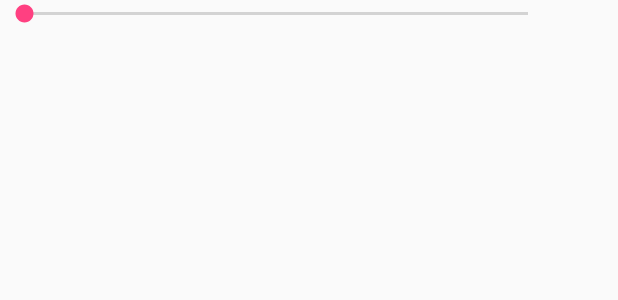
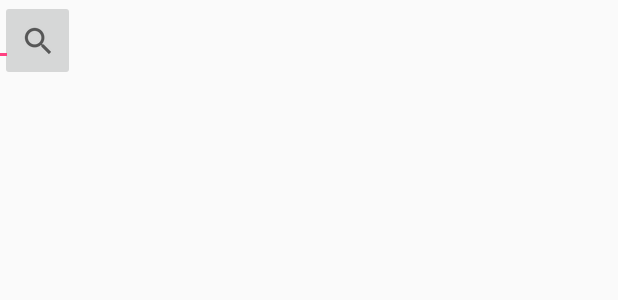
Before and after one commit to TakoJ/priend, an Android app: the layout activity_disease_search.xml on its own in the app's theme, with its tools: preview values and no code run, on a phone screen of 412 x 824 dp. Shown: the top 300 px of the screen. Run offline under Robolectric (Android 15) with nearby library versions, the phone set to English and light mode, and no system bars.

Commit message:
질병검색 수정

```diff
--- a/app/src/main/res/layout/activity_disease_condition.xml
+++ b/app/src/main/res/layout/activity_disease_condition.xml
@@ -10,7 +10,7 @@
         android:id="@+id/condition"
         android:layout_width="170dp"
         android:layout_height="433dp"
-        android:layout_marginBottom="8dp"
+        android:layout_marginBottom="39dp"
         android:layout_marginEnd="16dp"
         android:layout_marginRight="16dp"
         android:backgroundTint="@android:color/holo_blue_dark"
@@ -30,7 +30,7 @@
         android:layout_marginRight="15dp"
         android:layout_marginStart="13dp"
         android:backgroundTint="@android:color/holo_red_light"
-        android:text="질병명 검색"
+        android:text="질병명    검색"
         android:textAppearance="@style/TextAppearance.AppCompat.Display1"
         android:visibility="visible"
         app:layout_constraintBottom_toBottomOf="@+id/condition"
--- a/app/src/main/res/layout/activity_disease_search.xml
+++ b/app/src/main/res/layout/activity_disease_search.xml
@@ -6,10 +6,21 @@
     android:layout_height="match_parent"
     tools:context="psa.priend_diseasecondition.disease_searchActivity">
 
-    <SeekBar
-        android:id="@+id/seekBar2"
-        android:layout_width="368dp"
-        android:layout_height="wrap_content"
-        tools:layout_editor_absoluteY="0dp"
-        tools:layout_editor_absoluteX="8dp" />
+    <ImageButton
+        android:id="@+id/search_button"
+        android:layout_width="50dp"
+        android:layout_height="54dp"
+        app:srcCompat="?android:attr/actionModeWebSearchDrawable"
+        tools:layout_editor_absoluteX="321dp"
+        tools:layout_editor_absoluteY="1dp" />
+
+    <EditText
+        android:id="@+id/search_line"
+        android:layout_width="313dp"
+        android:layout_height="44dp"
+        android:layout_marginRight="-8dp"
+        android:ems="10"
+        android:inputType="textPersonName"
+        app:layout_constraintRight_toLeftOf="@+id/search_button"
+        tools:layout_editor_absoluteY="16dp" />
 </android.support.constraint.ConstraintLayout>
```
Also changed, not shown: app/src/main/res/layout/activity_condition_search.xml (+111 -73 lines), app/src/main/res/layout/activity_main.xml (+13 -13 lines).
